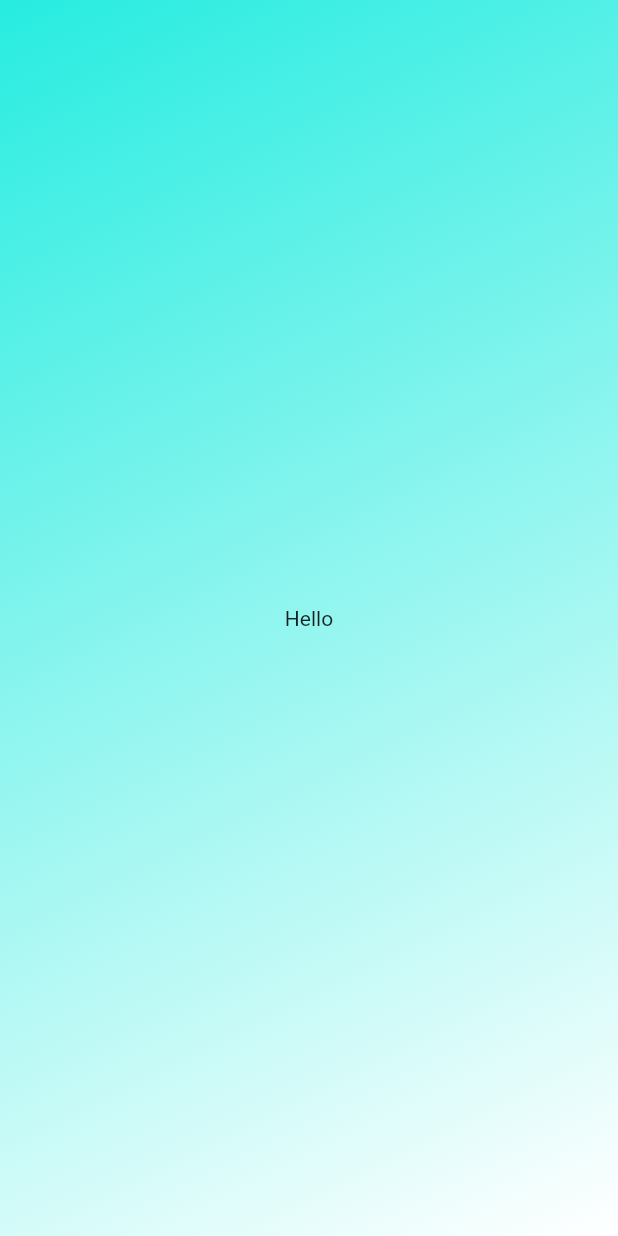
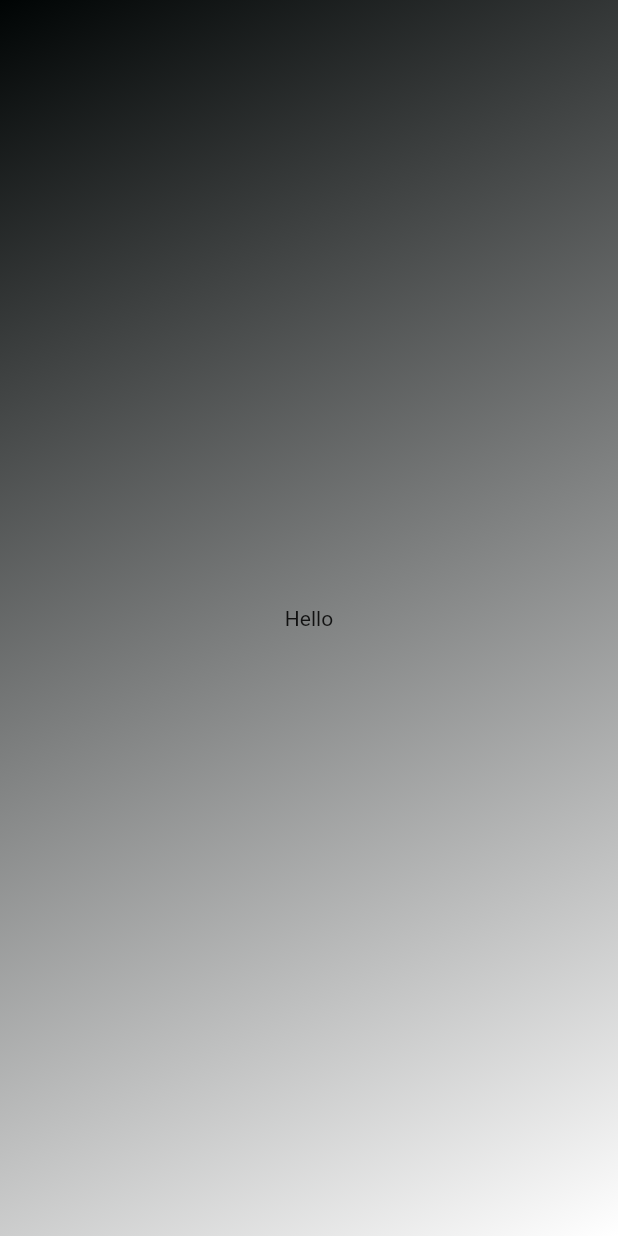
Before and after one commit to sixkwnp/NCU_Reservation_APP, a Flutter app: the loadingPage screen opened directly, on a phone screen of 412 x 824 dp. Run offline on Flutter 3.47's test engine with Material 2 defaults, Android fonts, the phone set to English and light mode, and no system bars.

Commit message:
[Changed] Changed color of the background

```diff
--- a/lib/page/loadingPage.dart
+++ b/lib/page/loadingPage.dart
@@ -15,7 +15,7 @@ class loadingPage extends StatelessWidget {
           begin: Alignment.topLeft,
           end: Alignment.bottomRight,
           colors: [
-            Color(0xFF27ECE0),
+            Color.fromARGB(255, 0, 4, 4),
             Colors.white,
           ],
         )),
```
